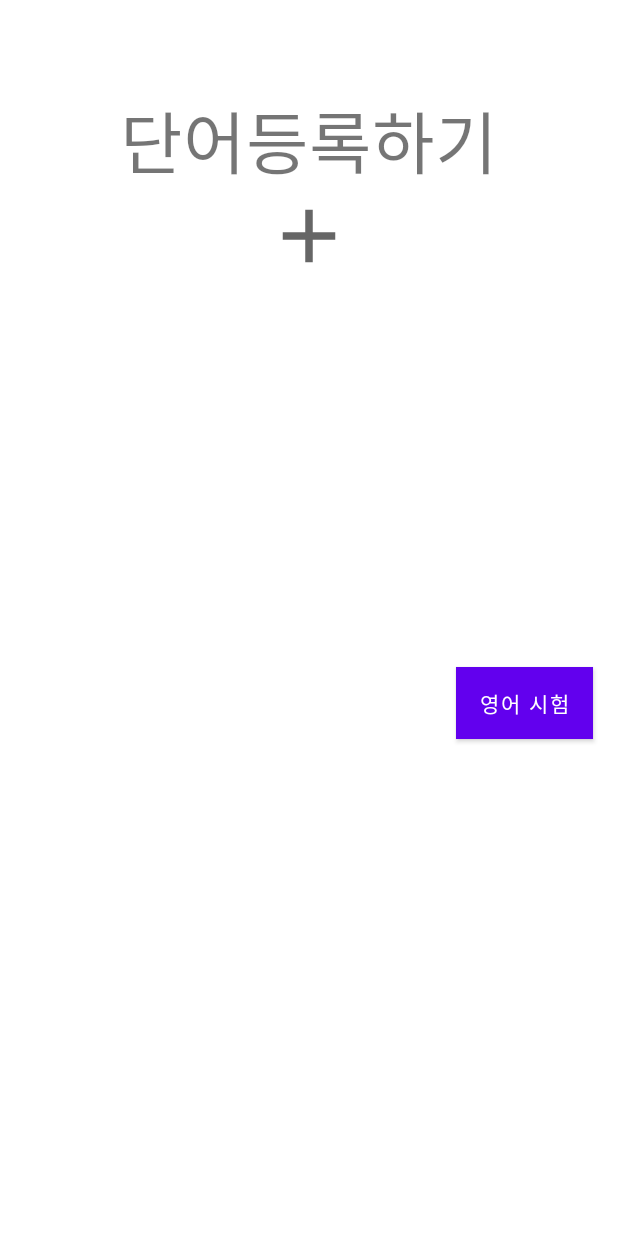
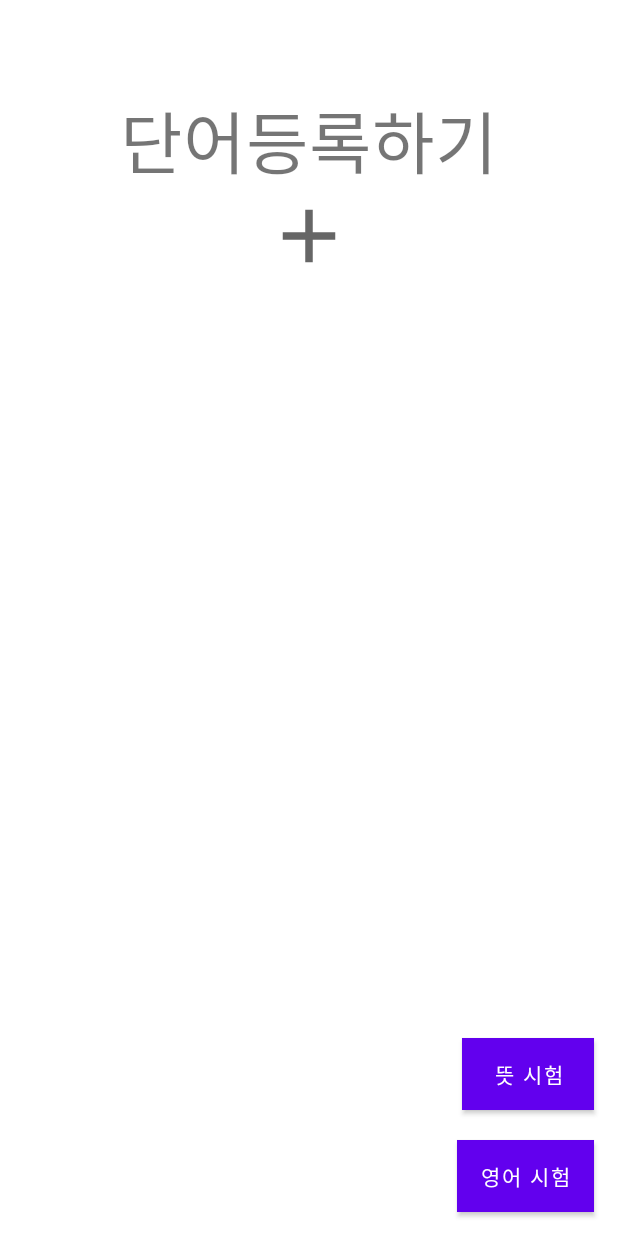
Before and after one commit to DanaJJang/Android, an Android app: the layout activity_signword.xml on its own in the app's theme, with its tools: preview values and no code run, on a phone screen of 412 x 824 dp. Run offline under Robolectric (Android 15) with nearby library versions, the light colour scheme and no system bars.

Commit message:
[ADD] SignWord

```diff
--- a/DanaJJang/app/src/main/java/com/example/danajjang/activity/SignWordActivity.kt
+++ b/DanaJJang/app/src/main/java/com/example/danajjang/activity/SignWordActivity.kt
@@ -1,15 +1,36 @@
-package com.example.danajjang.recycerview
+package com.example.danajjang.activity
 
+import android.content.Intent
 import androidx.appcompat.app.AppCompatActivity
 import android.os.Bundle
+import androidx.recyclerview.widget.LinearLayoutManager
+import androidx.recyclerview.widget.RecyclerView
 import com.example.danajjang.R
+import com.example.danajjang.recycerview.Adapter
+import com.example.danajjang.recycerview.Dictionary
+import kotlinx.android.synthetic.main.activity_signword.*
 import kotlinx.android.synthetic.main.activity_test.*
+import kotlinx.android.synthetic.main.item_list.*
 
 class SignWordActivity : AppCompatActivity() {
     override fun onCreate(savedInstanceState: Bundle?) {
         super.onCreate(savedInstanceState)
         setContentView(R.layout.activity_signword)
 
-       val Dictionary=arrayListof<Dictionary>()
+        val adapter: Adapter = Adapter(arrayListOf())
+        val count = intent.extras!!.get("wordCount") as Int
+        for (i in 1..count ){
+            adapter.add(Dictionary("", ""))
+
+        }
+
+        word_recyclerView.layoutManager = LinearLayoutManager(this)
+        word_recyclerView.adapter = adapter
+        plusword.setOnClickListener {
+            adapter.add(Dictionary("", ""))
+
+        }
     }
+
+
 }
--- a/DanaJJang/app/src/main/res/layout/activity_signword.xml
+++ b/DanaJJang/app/src/main/res/layout/activity_signword.xml
@@ -5,6 +5,17 @@
     android:layout_width="match_parent"
     android:layout_height="match_parent"
     tools:context=".activity.SignWordActivity">
+
+    <Button
+        android:id="@+id/koreanteststart"
+        android:layout_width="wrap_content"
+        android:layout_height="wrap_content"
+        android:layout_marginEnd="16dp"
+        android:layout_marginBottom="20dp"
+        android:background="@color/black"
+        android:text="뜻 시험"
+        app:layout_constraintBottom_toTopOf="@+id/englishteststart"
+        app:layout_constraintEnd_toEndOf="parent" />
 
     <TextView
         android:id="@+id/SignWord"
@@ -25,11 +36,11 @@
         android:layout_height="60dp"
         app:layout_constraintEnd_toEndOf="parent"
         app:layout_constraintStart_toStartOf="parent"
-        app:layout_constraintTop_toBottomOf="@+id/recyclerView"
+        app:layout_constraintTop_toBottomOf="@+id/word_recyclerView"
         app:srcCompat="@drawable/ic_baseline_add_24" />
 
     <androidx.recyclerview.widget.RecyclerView
-        android:id="@+id/recyclerView"
+        android:id="@+id/word_recyclerView"
         android:layout_width="0dp"
         android:layout_height="wrap_content"
         app:layout_constraintEnd_toEndOf="parent"
@@ -41,14 +52,11 @@
         android:id="@+id/englishteststart"
         android:layout_width="wrap_content"
         android:layout_height="wrap_content"
-        android:layout_marginTop="257dp"
+        android:layout_marginEnd="16dp"
+        android:layout_marginBottom="16dp"
+        android:background="@color/black"
         android:text="영어 시험"
-        android:background="@color/black"
         app:layout_constraintBottom_toBottomOf="parent"
-        app:layout_constraintEnd_toEndOf="parent"
-        app:layout_constraintHorizontal_bias="0.949"
-        app:layout_constraintStart_toStartOf="parent"
-        app:layout_constraintTop_toBottomOf="@+id/plusword"
-        app:layout_constraintVertical_bias="0.0" />
+        app:layout_constraintEnd_toEndOf="parent" />
 
 </androidx.constraintlayout.widget.ConstraintLayout>
```
